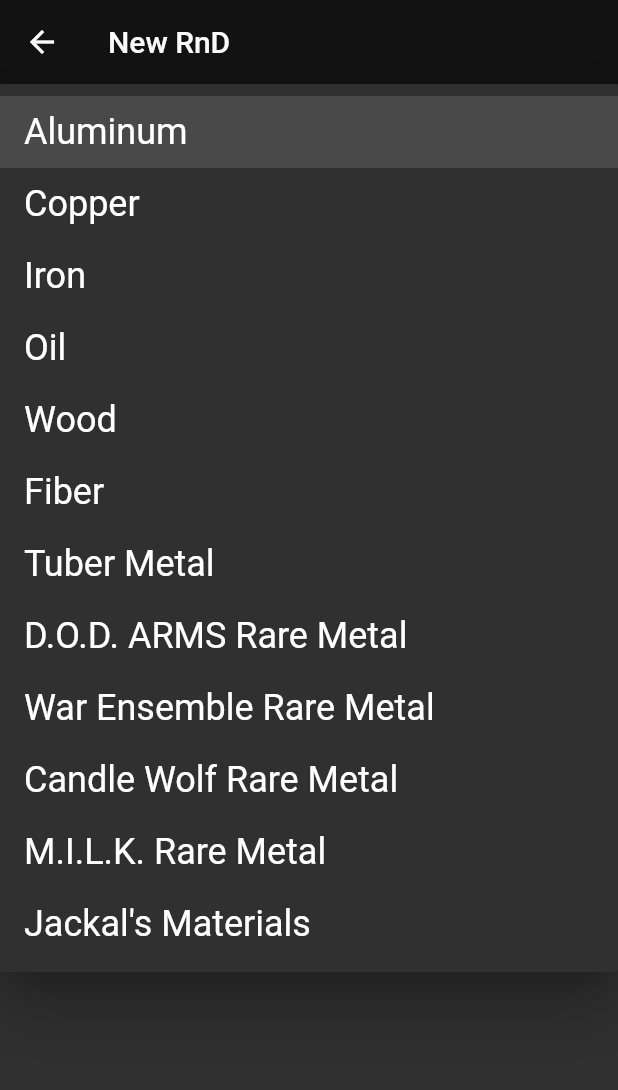
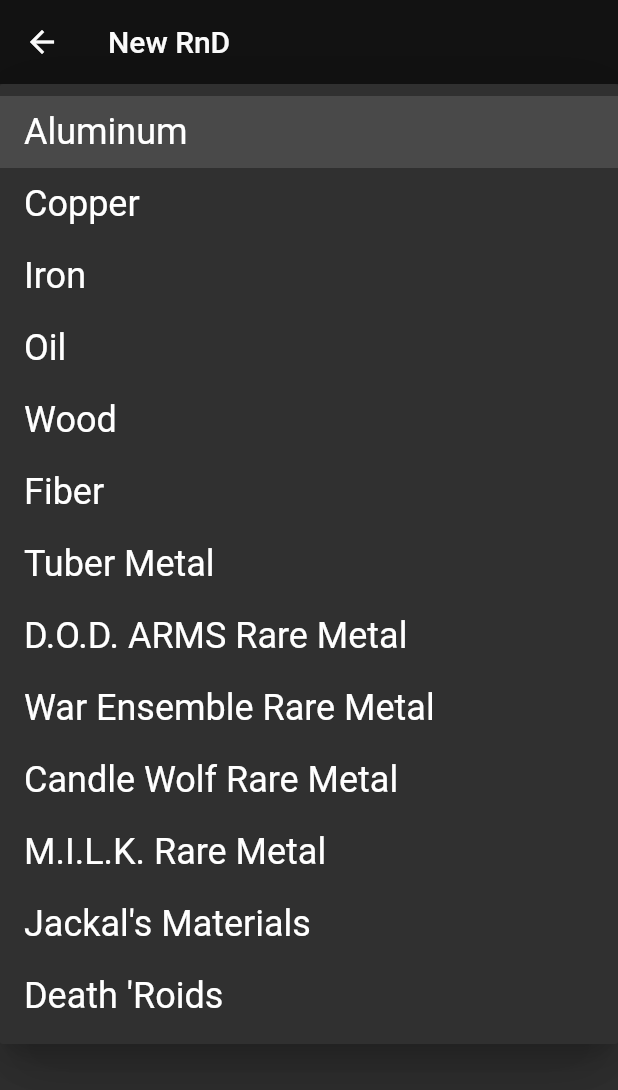
Before and after one commit to yamatoguro/Let-it-Die-Companion, a Flutter app: the RnDForm screen opened directly, after a tap on "Material type", on a phone screen of 412 x 824 dp. Shown: the top 1090 px of the screen. Run offline on Flutter 3.47's test engine with Material 2 defaults, Android fonts, the phone set to English and light mode, and no system bars; our stand-ins replace flutter_slidable.

Commit message:
Preparation to publish update

```diff
--- a/lib/components/dialog_add_material.dart
+++ b/lib/components/dialog_add_material.dart
@@ -64,7 +64,8 @@ class _RnDFormState extends State<RnDForm> {
                 'War Ensemble Rare Metal',
                 'Candle Wolf Rare Metal',
                 'M.I.L.K. Rare Metal',
-                "Jackal's Materials",
+                'Jackal\'s Materials',
+                'Death \'Roids',
               ].map<DropdownMenuItem<String>>((String value) {
                 return DropdownMenuItem<String>(
                   value: value,
@@ -177,8 +178,10 @@ class _RnDFormState extends State<RnDForm> {
         return 'cw';
       case 'M.I.L.K. Rare Metal':
         return 'milk';
-      case "Jackal's Materials":
+      case 'Jackal\'s Materials':
         return 'jackal';
+      case 'Death \'Roids':
+        return 'roids';
       default:
         return 'aluminum';
     }
--- a/lib/main.dart
+++ b/lib/main.dart
@@ -1,5 +1,6 @@
 import 'package:flutter/material.dart';
 import 'package:lid_companion/screens/dashboard.dart';
+import 'package:lid_companion/screens/farm_control.dart';
 
 void main() {
   runApp(const LidCompanion());
@@ -17,7 +18,7 @@ class LidCompanion extends StatelessWidget {
         primaryColor: Colors.black,
         colorScheme: const ColorScheme.highContrastDark(),
       ),
-      home: const Dashboard(),
+      home: const FarmControl(),
     );
   }
 }
--- a/lib/materials_data.dart
+++ b/lib/materials_data.dart
@@ -2650,7 +2650,8 @@ List<RnDMaterial> we = [
         ],
       ),
     ),
-    urlFullImage: '../assets/images/war_ensemble_44ce.png',
+    urlFullImage:
+        'https://raw.githubusercontent.com/yamatoguro/lid_companion_images/main/war_ensemble_44ce.png',
   ),
 ];
 
@@ -3108,7 +3109,8 @@ List<RnDMaterial> cw = [
         ],
       ),
     ),
-    urlFullImage: '../assets/images/candle-wolf_44ce.png',
+    urlFullImage:
+        'https://raw.githubusercontent.com/yamatoguro/lid_companion_images/main/candle-wolf_44ce.png',
   ),
 ];
 
@@ -3557,7 +3559,8 @@ List<RnDMaterial> milk = [
         ],
       ),
     ),
-    urlFullImage: '../assets/images/milk_44ce.png',
+    urlFullImage:
+        'https://raw.githubusercontent.com/yamatoguro/lid_companion_images/main/milk_44ce.png',
   ),
 ];
 
@@ -3583,7 +3586,8 @@ List<RnDMaterial> jackal = [
         ],
       ),
     ),
-    urlFullImage: '../assets/images/x_id_card.png',
+    urlFullImage:
+        'https://raw.githubusercontent.com/yamatoguro/lid_companion_images/main/x_id_card.png',
   ),
   RnDMaterial(
     name: 'Jackal Y ID Card',
@@ -3606,7 +3610,8 @@ List<RnDMaterial> jackal = [
         ],
       ),
     ),
-    urlFullImage: '../assets/images/y_id_card.png',
+    urlFullImage:
+        'https://raw.githubusercontent.com/yamatoguro/lid_companion_images/main/y_id_card.png',
   ),
   RnDMaterial(
     name: 'Jackal Z ID Card',
@@ -3629,7 +3634,8 @@ List<RnDMaterial> jackal = [
         ],
       ),
     ),
-    urlFullImage: '../assets/images/z_id_card.png',
+    urlFullImage:
+        'https://raw.githubusercontent.com/yamatoguro/lid_companion_images/main/z_id_card.png',
   ),
   RnDMaterial(
     name: 'Sunflower Rare Metal',
@@ -3652,7 +3658,8 @@ List<RnDMaterial> jackal = [
         ],
       ),
     ),
-    urlFullImage: '../assets/images/sunflower.png',
+    urlFullImage:
+        'https://raw.githubusercontent.com/yamatoguro/lid_companion_images/main/sunflower.png',
   ),
   RnDMaterial(
     name: 'Sunflower Rare Metal X',
@@ -3675,7 +3682,8 @@ List<RnDMaterial> jackal = [
         ],
       ),
     ),
-    urlFullImage: '../assets/images/sunflower_X.png',
+    urlFullImage:
+        'https://raw.githubusercontent.com/yamatoguro/lid_companion_images/main/sunflower_X.png',
   ),
   RnDMaterial(
     name: 'Sunflower Rare Metal Y',
@@ -3698,7 +3706,8 @@ List<RnDMaterial> jackal = [
         ],
       ),
     ),
-    urlFullImage: '../assets/images/sunflower_y.png',
+    urlFullImage:
+        'https://raw.githubusercontent.com/yamatoguro/lid_companion_images/main/sunflower_y.png',
   ),
   RnDMaterial(
     name: 'Sunflower Rare Metal Z',
@@ -3721,7 +3730,8 @@ List<RnDMaterial> jackal = [
         ],
       ),
     ),
-    urlFullImage: '../assets/images/sunflower_Z.png',
+    urlFullImage:
+        'https://raw.githubusercontent.com/yamatoguro/lid_companion_images/main/sunflower_Z.png',
   ),
   RnDMaterial(
     name: 'Sunflower Rare Metal D',
@@ -3744,7 +3754,8 @@ List<RnDMaterial> jackal = [
         ],
       ),
     ),
-    urlFullImage: '../assets/images/sunflower_D.png',
+    urlFullImage:
+        'https://raw.githubusercontent.com/yamatoguro/lid_companion_images/main/sunflower_D.png',
   ),
   RnDMaterial(
     name: 'Jackal X DNA Data',
@@ -3767,7 +3778,8 @@ List<RnDMaterial> jackal = [
         ],
       ),
     ),
-    urlFullImage: '../assets/images/x_dna.png',
+    urlFullImage:
+        'https://raw.githubusercontent.com/yamatoguro/lid_companion_images/main/x_dna.png',
   ),
   RnDMaterial(
     name: 'Jackal Y DNA Data',
@@ -3790,7 +3802,8 @@ List<RnDMaterial> jackal = [
         ],
       ),
     ),
-    urlFullImage: '../assets/images/y_dna.png',
+    urlFullImage:
+        'https://raw.githubusercontent.com/yamatoguro/lid_companion_images/main/y_dna.png',
   ),
   RnDMaterial(
     name: 'Jackal Z DNA Data',
@@ -3813,7 +3826,8 @@ List<RnDMaterial> jackal = [
         ],
       ),
     ),
-    urlFullImage: '../assets/images/z_dna.png',
+    urlFullImage:
+        'https://raw.githubusercontent.com/yamatoguro/lid_companion_images/main/z_dna.png',
   ),
 ];
 
@@ -3837,7 +3851,8 @@ List<RnDMaterial> roids = [
         ],
       ),
     ),
-    urlFullImage: '../assets/images/blue_roid.png',
+    urlFullImage:
+        'https://raw.githubusercontent.com/yamatoguro/lid_companion_images/main/blue_roid.png',
   ),
   RnDMaterial(
     name: 'Green Death \'Roids',
@@ -3858,7 +3873,8 @@ List<RnDMaterial> roids = [
         ],
       ),
     ),
-    urlFullImage: '../assets/images/green_roid.png',
+    urlFullImage:
+        'https://raw.githubusercontent.com/yamatoguro/lid_companion_images/main/green_roid.png',
   ),
   RnDMaterial(
     name: 'Black Death \'Roids',
@@ -3879,7 +3895,8 @@ List<RnDMaterial> roids = [
         ],
       ),
     ),
-    urlFullImage: '../assets/images/black_roid.png',
+    urlFullImage:
+        'https://raw.githubusercontent.com/yamatoguro/lid_companion_images/main/black_roid.png',
   ),
   RnDMaterial(
     name: 'Red Death \'Roids',
@@ -3900,7 +3917,8 @@ List<RnDMaterial> roids = [
         ],
       ),
     ),
-    urlFullImage: '../assets/images/red_roid.png',
+    urlFullImage:
+        'https://raw.githubusercontent.com/yamatoguro/lid_companion_images/main/red_roid.png',
   ),
   RnDMaterial(
     name: 'Purple Death \'Roids',
@@ -3921,6 +3939,7 @@ List<RnDMaterial> roids = [
         ],
       ),
     ),
-    urlFullImage: '../assets/images/purple_roid.png',
+    urlFullImage:
+        'https://raw.githubusercontent.com/yamatoguro/lid_companion_images/main/purple_roid.png',
   ),
 ];
--- a/pubspec.yaml
+++ b/pubspec.yaml
@@ -3,7 +3,7 @@ description: A companion to Let it Die, helpfull farm tracker and information ga
 
 publish_to: "none"
 
-version: 1.0.0+1
+version: 1.0.0+2
 
 environment:
   sdk: ">=2.12.0 <3.0.0"
```
Also changed, not shown: lib/screens/farm_control.dart (+31 -26 lines), 1 other file.
